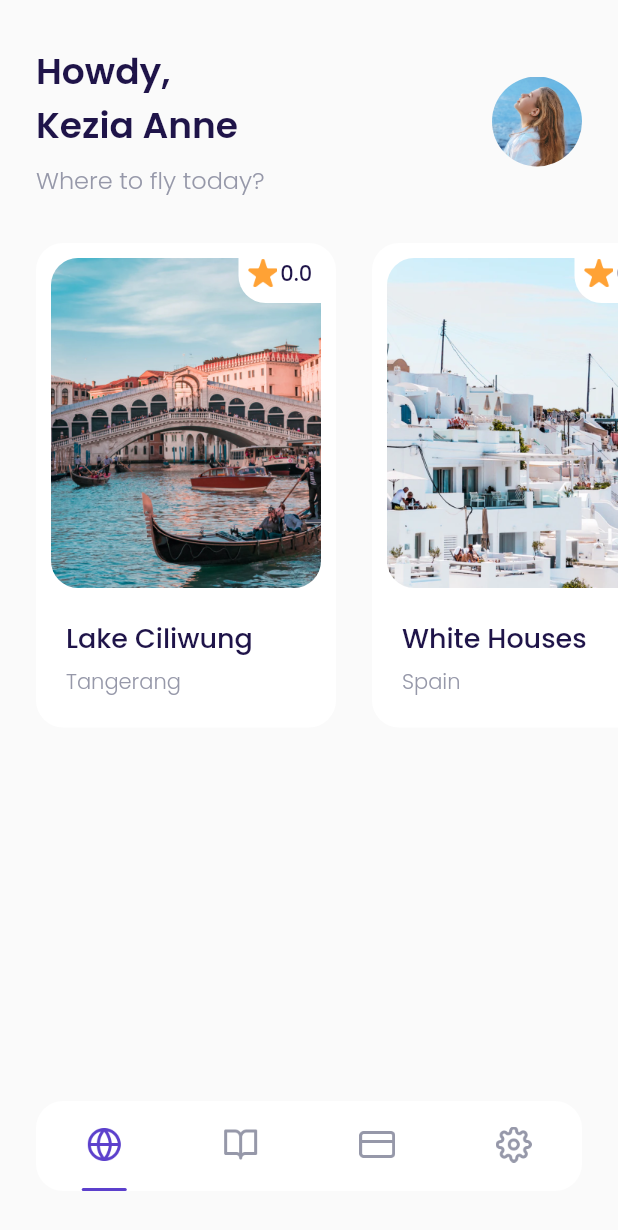
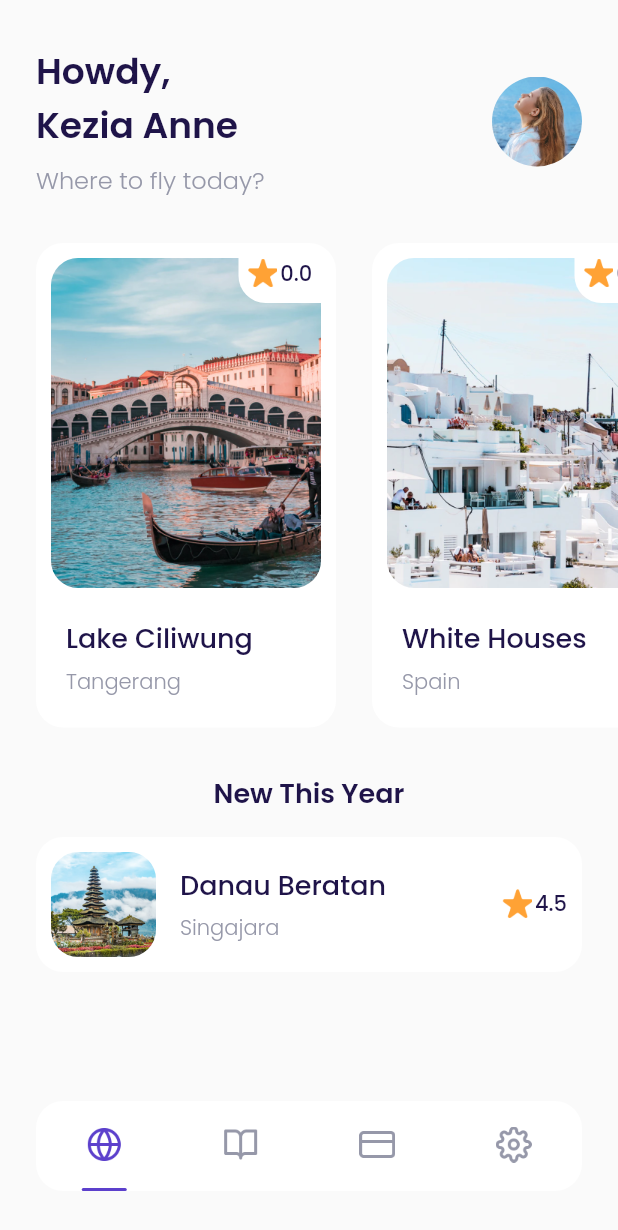
Before and after one commit to HerdisAdimarta/airplane, a Flutter app: the MainPage screen opened by its route, on a phone screen of 412 x 824 dp. Shown: the top 1230 px of the screen. Run offline on Flutter 3.47's test engine with Material 2 defaults, Android fonts, the phone set to English and light mode, and no system bars; our stand-ins replace google_fonts.

Commit message:
Slicing home (new destination)

```diff
--- a/lib/ui/pages/home_page.dart
+++ b/lib/ui/pages/home_page.dart
@@ -1,5 +1,6 @@
 import 'package:airplane/shared/theme.dart';
 import 'package:airplane/ui/widgets/destination_card.dart';
+import 'package:airplane/ui/widgets/destination_tile.dart';
 import 'package:flutter/material.dart';
 
 class HomePage extends StatelessWidget {
@@ -91,10 +92,33 @@ class HomePage extends StatelessWidget {
       );
     }
 
+    Widget newDestination(){
+      return Container(
+        margin: EdgeInsets.only(
+          top: 30,
+          left: defaultMargin,
+          right: defaultMargin,
+        ),
+       child: Column(
+         children: [
+           Text(
+             'New This Year',
+             style: blackTextStyle.copyWith(
+               fontSize: 18,
+               fontWeight: semiBold,
+             ),
+           ),
+           DestinationTile(),
+         ],
+       ),
+      );
+    }
+
     return ListView(
       children: [
         header(),
         popularDestination(),
+        newDestination(),
       ]
     );
   }
--- /dev/null
+++ b/lib/ui/widgets/destination_tile.dart
@@ -0,0 +1,81 @@
+import 'package:airplane/shared/theme.dart';
+import 'package:flutter/cupertino.dart';
+
+class DestinationTile extends StatelessWidget {
+
+  const DestinationTile({Key? key}): super(key: key);
+
+  @override
+  Widget build(BuildContext context) {
+    return Container(
+      margin: EdgeInsets.only(top: 16),
+      padding: EdgeInsets.all(10),
+      decoration: BoxDecoration(
+        color: kWhiteColor,
+        borderRadius: BorderRadius.circular(18),
+      ),
+      child: Row(
+        children: [
+          Container(
+            width: 70,
+            height: 70,
+            margin: EdgeInsets.only(right: 16),
+            decoration: BoxDecoration(
+              borderRadius: BorderRadius.circular(18),
+              image: DecorationImage(
+                fit: BoxFit.cover,
+                image: AssetImage('assets/img_destination6.png')
+              )
+            ),
+          ),
+          Expanded(
+            child: Column(
+              crossAxisAlignment: CrossAxisAlignment.start,
+              children: [
+                Text(
+                  'Danau Beratan',
+                  style: blackTextStyle.copyWith(
+                    fontSize: 18,
+                    fontWeight: medium,
+                  ),
+                ),
+                SizedBox(
+                  height: 5,
+                ),
+                Text(
+                  'Singajara',
+                  style: greyTextStyle.copyWith(
+                    fontWeight: light,
+                  ),
+                )
+              ],
+            ),
+          ),
+          Row(
+            mainAxisAlignment: MainAxisAlignment.center,
+            crossAxisAlignment: CrossAxisAlignment.start,
+            children: [
+              Container(
+                width: 20,
+                height: 20,
+                margin: EdgeInsets.only(right: 2),
+                decoration: BoxDecoration(
+                    image: DecorationImage(
+                        image: AssetImage('assets/ic_star.png'
+                        )
+                    )
+                ),
+              ),
+              Text(
+                '4.5',
+                style: blackTextStyle.copyWith(
+                  fontWeight: medium,
+                ),
+              )
+            ],
+          ),
+        ],
+      ),
+    );
+  }
+}
```
